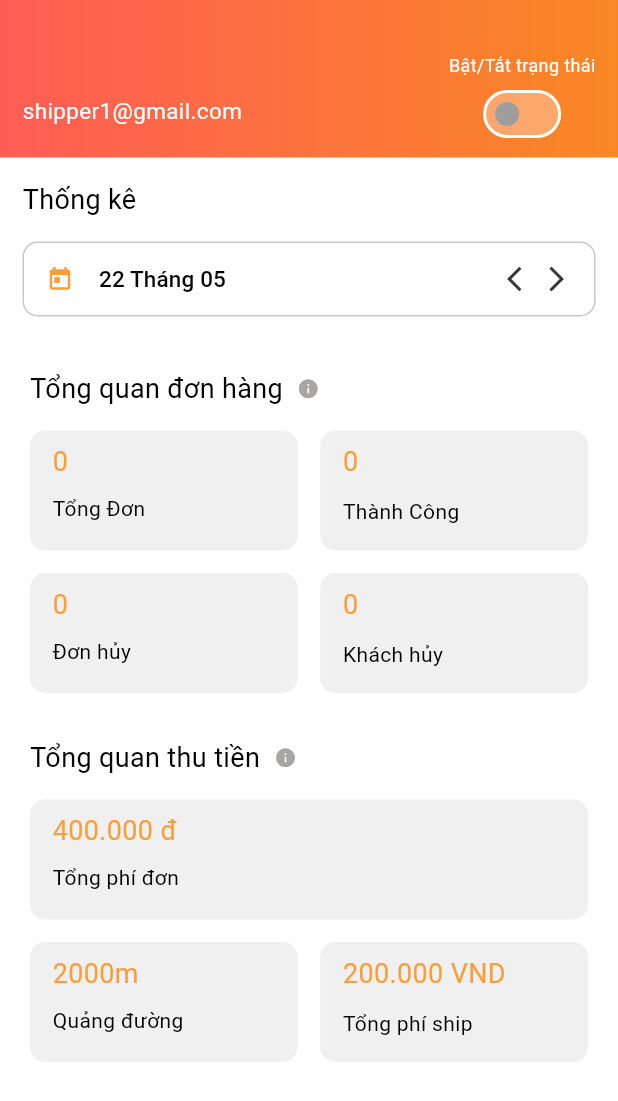
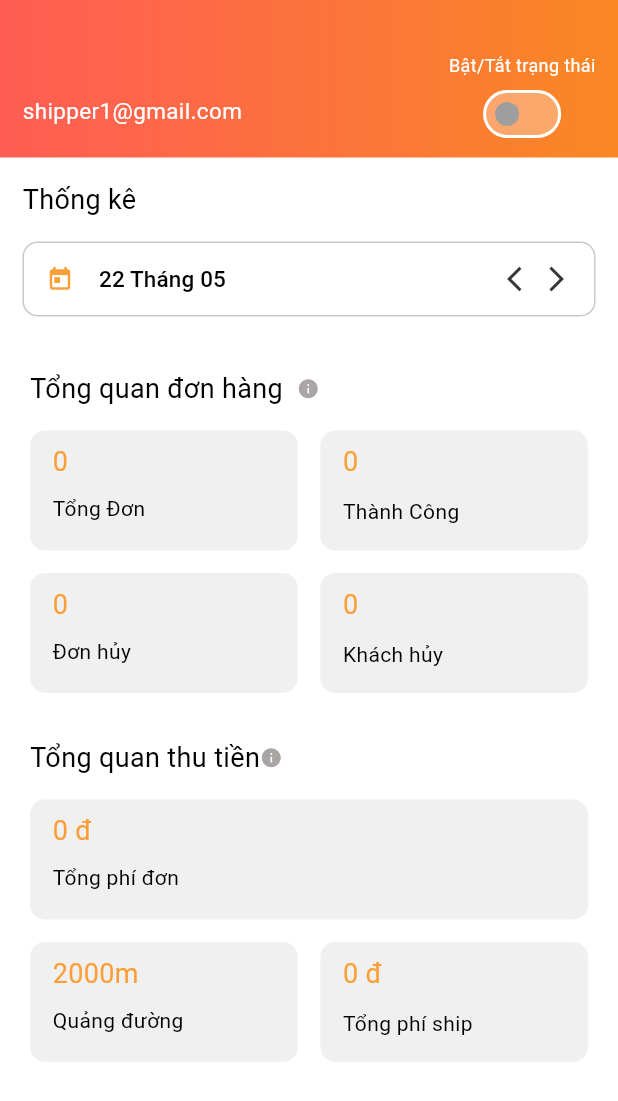
Before and after one commit to nguyenkunquan/VHGP-SHIPPER-VER2, a Flutter app: the HomePage screen opened directly, after a tap on the "arrow back ios" icon, on a phone screen of 412 x 824 dp. Shown: the top 1101 px of the screen. Run offline on Flutter 3.47's test engine with Material 3 defaults, Android fonts, the phone set to English and light mode, and no system bars; our stand-ins replace action_slider, audioplayers, cloud_firestore, dotted_border, firebase_auth, firebase_core and 9 more; missing offline and left inert: ansicolor, background_location, dart:ffi, material_dialogs; accounts and stored records are empty; network calls fail; Roboto replaces fonts that are missing (SF Bold, SF Regular, SF SemiBold).

Commit message:
fix: get total of product price and ship cost by day

```diff
--- a/lib/pages/home_page.dart
+++ b/lib/pages/home_page.dart
@@ -679,7 +679,7 @@ class _HomePageState extends State<HomePage> {
                   child: Row(
                     children: [
                       Text(
-                        "Tổng quan thu tiền  ",
+                        "Tổng quan thu tiền",
                         style: TextStyle(
                             color: Color.fromARGB(255, 0, 0, 0),
                             fontFamily: "SF Bold",
@@ -711,7 +711,7 @@ class _HomePageState extends State<HomePage> {
                                   children: [
                                     Container(
                                       child: Text(
-                                        '400.000 đ',
+                                        '${totalOrderCost} đ',
                                         style: TextStyle(
                                             fontSize: 18,
                                             fontFamily: "SF Bold",
@@ -845,7 +845,7 @@ class _HomePageState extends State<HomePage> {
                                   children: [
                                     Container(
                                       child: Text(
-                                        '200.000 VND',
+                                        '${totalShipCost} đ',
                                         style: TextStyle(
                                             fontSize: 18,
                                             fontFamily: "SF Bold",
@@ -1299,6 +1299,8 @@ class _HomePageState extends State<HomePage> {
   int totalSuccess = 0;
   int totalFail = 0;
   int totalCusFail = 0;
+  int totalOrderCost = 0;
+  int totalShipCost = 0;
   @override
   void initState() {
     // TODO: implement initState
@@ -1347,6 +1349,8 @@ class _HomePageState extends State<HomePage> {
                                       messageEdgeModel.data["customerFail"],
                                   isLoading = false,
                                   isLoadingFilter = false,
+                                  totalOrderCost= messageEdgeModel.data["totalOrderCost"],
+                                  totalShipCost = messageEdgeModel.data["totalShipCost"],
                                 })
                           }
                         else
@@ -1407,6 +1411,8 @@ class _HomePageState extends State<HomePage> {
                                       messageEdgeModel.data["customerFail"],
                                   isLoading = false,
                                   isLoadingFilter = false,
+                                  totalOrderCost= messageEdgeModel.data["totalOrderCost"],
+                                  totalShipCost = messageEdgeModel.data["totalShipCost"],
                                 })
                           }
                         else
@@ -1439,6 +1445,8 @@ class _HomePageState extends State<HomePage> {
                         totalSuccess = messageEdgeModel.data["success"],
                         totalFail = messageEdgeModel.data["canceled"],
                         totalCusFail = messageEdgeModel.data["customerFail"],
+                        totalOrderCost = messageEdgeModel.data["totalOrderCost"],
+                        totalShipCost = messageEdgeModel.data["totalShipCost"],
                         isLoadingFilter = false,
                       })
                 }
```
